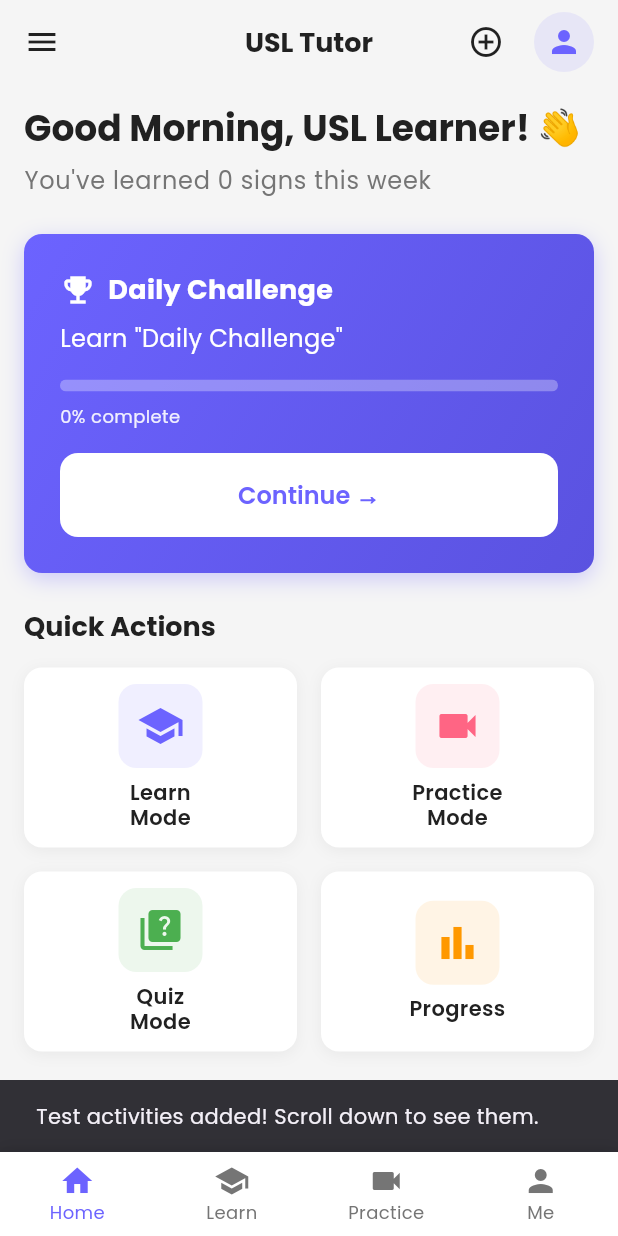
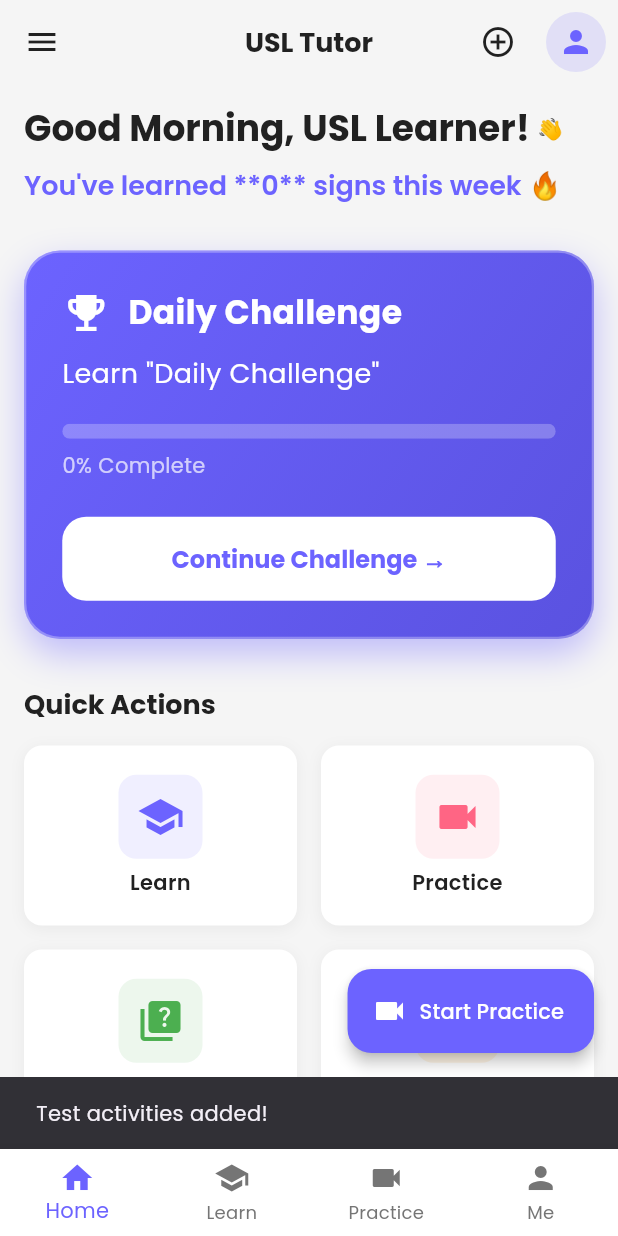
Before and after one commit to Tina-marion/usl_tutor, a Flutter app: the HomeScreen screen opened by its route, after a tap on the "add circle outline" icon, on a phone screen of 412 x 824 dp. Run offline on Flutter 3.47's test engine with Material 3 defaults, Android fonts, the phone set to English and light mode, and no system bars; drawn by our look-alikes of flutter_animate; our stand-ins replace camera, chewie, fl_chart, google_fonts, shared_preferences, video_player; missing offline and left inert: flutter_onnxruntime, video_thumbnail; accounts and stored records are empty.

Commit message:
ft:modifucation of homescreen

```diff
--- a/lib/screens/home_screen.dart
+++ b/lib/screens/home_screen.dart
@@ -37,39 +37,31 @@ class _HomeScreenState extends State<HomeScreen> {
     await _userService.initializeUser();
     await _progressService.init();
 
-    // Fetch dynamic data
     setState(() {
       userName = _userService.getUserProfile().name;
-      // Compute signs learned this week from activities if ProgressService doesn't expose a direct method.
+
       final activities = _progressService.getActivities();
       signsLearnedThisWeek = activities.where((activity) {
         final timestamp = activity['timestamp'] as DateTime;
         final type = activity['type'] as String?;
-        final withinWeek = DateTime.now().difference(timestamp).inDays < 7;
-        return withinWeek && (type == 'learned' || type == 'mastered');
+        return DateTime.now().difference(timestamp).inDays < 7 &&
+            (type == 'learned' || type == 'mastered');
       }).length;
 
-      // Derive daily challenge from activities (fall back to a sensible default)
+      // Daily challenge logic (unchanged)
       String challengeTitle = AppConstants.dailyChallenge;
-      double challengeProgressVal = 0.0;
+      double progressVal = 0.0;
       try {
-        final challengeActivity = activities.firstWhere((activity) {
-          final type = activity['type'] as String?;
-          return type == 'daily_challenge' || type == 'challenge';
-        });
+        final challengeActivity = activities.firstWhere(
+          (a) => ['daily_challenge', 'challenge'].contains(a['type']),
+        );
         challengeTitle = challengeActivity['title'] as String? ?? challengeTitle;
-        final progressVal = challengeActivity['progress'];
-        if (progressVal is num) {
-          challengeProgressVal = progressVal.toDouble();
-        } else if (progressVal is String) {
-          challengeProgressVal = double.tryParse(progressVal) ?? challengeProgressVal;
-        }
-      } catch (_) {
-        // No explicit daily challenge found in activities; keep defaults.
-      }
+        final p = challengeActivity['progress'];
+        progressVal = (p is num) ? p.toDouble() : double.tryParse(p.toString()) ?? 0.0;
+      } catch (_) {}
 
       dailyChallenge = challengeTitle;
-      dailyChallengeProgress = challengeProgressVal;
+      dailyChallengeProgress = progressVal;
       _isLoading = false;
     });
   }
@@ -77,17 +69,9 @@ class _HomeScreenState extends State<HomeScreen> {
   void _onBottomNavTap(int index) {
     setState(() => _selectedIndex = index);
     switch (index) {
-      case 1:
-        Navigator.pushNamed(context, '/learning');
-        break;
-      case 2:
-        Navigator.pushNamed(context, '/practice');
-        break;
-      case 3:
-        Navigator.pushNamed(context, '/profile');
-        break;
-      default:
-        break;
+      case 1: Navigator.pushNamed(context, '/learning'); break;
+      case 2: Navigator.pushNamed(context, '/practice'); break;
+      case 3: Navigator.pushNamed(context, '/profile'); break;
     }
   }
 
@@ -95,7 +79,7 @@ class _HomeScreenState extends State<HomeScreen> {
     await _progressService.addTestActivities();
     setState(() {});
     ScaffoldMessenger.of(context).showSnackBar(
-      const SnackBar(content: Text('Test activities added! Scroll down to see them.')),
+      const SnackBar(content: Text('Test activities added!')),
     );
   }
 
@@ -115,7 +99,6 @@ class _HomeScreenState extends State<HomeScreen> {
           ? const Center(child: CircularProgressIndicator())
           : RefreshIndicator(
               onRefresh: () async {
-                // Re-initialize the progress service to refresh loaded activities
                 await _progressService.init();
                 setState(() {});
               },
@@ -125,21 +108,32 @@ class _HomeScreenState extends State<HomeScreen> {
                 child: Column(
                   crossAxisAlignment: CrossAxisAlignment.start,
                   children: [
-                    _WelcomeSection(userName: userName, signsLearned: signsLearnedThisWeek, greeting: greeting),
-                    const SizedBox(height: AppConstants.paddingLarge),
+                    _WelcomeSection(
+                      userName: userName,
+                      signsLearned: signsLearnedThisWeek,
+                      greeting: greeting,
+                    ),
+                    const SizedBox(height: 32),
                     _DailyChallengeCard(
                       dailyChallenge: dailyChallenge,
                       progress: dailyChallengeProgress,
                     ),
-                    const SizedBox(height: AppConstants.paddingLarge),
+                    const SizedBox(height: 32),
                     _QuickActionsSection(),
-                    const SizedBox(height: AppConstants.paddingLarge),
+                    const SizedBox(height: 32),
                     _RecentActivitySection(progressService: _progressService),
+                    const SizedBox(height: 80), // space for floating button
                   ],
                 ),
               ),
             ),
       bottomNavigationBar: _buildBottomNavigationBar(),
+      floatingActionButton: FloatingActionButton.extended(
+        onPressed: () => Navigator.pushNamed(context, '/practice'),
+        icon: const Icon(Icons.videocam),
+        label: const Text('Start Practice'),
+        backgroundColor: AppConstants.primaryColor,
+      ),
     );
   }
 
@@ -147,68 +141,42 @@ class _HomeScreenState extends State<HomeScreen> {
     return AppBar(
       backgroundColor: Colors.transparent,
       elevation: 0,
-      leading: IconButton(
-        icon: const Icon(Icons.menu),
-        tooltip: 'Menu',
-        onPressed: () {},
-      ),
-      title: const Text(
-        AppConstants.appName,
-        style: TextStyle(fontWeight: FontWeight.bold),
-      ),
+      leading: IconButton(icon: const Icon(Icons.menu), onPressed: () {}),
+      title: Text(AppConstants.appName, style: const TextStyle(fontWeight: FontWeight.bold)),
       actions: [
         IconButton(
           icon: const Icon(Icons.add_circle_outline),
-          tooltip: 'Add Test Activities',
           onPressed: _addTestActivities,
         ),
         IconButton(
           icon: CircleAvatar(
-            backgroundColor: AppConstants.primaryColor.withOpacity(0.1),
-            child: Icon(
-              Icons.person,
-              color: AppConstants.primaryColor,
+            backgroundColor: AppConstants.primaryColor.withOpacity(0.15),
+            child: Icon(Icons.person, color: AppConstants.primaryColor),
           ),
-          ),
-          tooltip: 'Profile',
           onPressed: () => Navigator.pushNamed(context, '/profile'),
         ),
-        const SizedBox(width: 8),
       ],
     );
   }
 
   Widget _buildBottomNavigationBar() {
-    return Container(
-      decoration: BoxDecoration(
-        boxShadow: [
-          BoxShadow(
-            color: Colors.black.withOpacity(0.1),
-            blurRadius: 8,
-            offset: const Offset(0, -2),
-          ),
-        ],
-      ),
-      child: BottomNavigationBar(
+    return BottomNavigationBar(
       currentIndex: _selectedIndex,
       onTap: _onBottomNavTap,
       type: BottomNavigationBarType.fixed,
       selectedItemColor: AppConstants.primaryColor,
       unselectedItemColor: AppConstants.textSecondary,
-        selectedFontSize: AppConstants.fontSizeSmall,
-        unselectedFontSize: AppConstants.fontSizeSmall,
       items: const [
         BottomNavigationBarItem(icon: Icon(Icons.home), label: 'Home'),
         BottomNavigationBarItem(icon: Icon(Icons.school), label: 'Learn'),
         BottomNavigationBarItem(icon: Icon(Icons.videocam), label: 'Practice'),
         BottomNavigationBarItem(icon: Icon(Icons.person), label: 'Me'),
       ],
-      ),
     );
   }
 }
 
-// ===================== WIDGETS =====================
+// ===================== Enhanced Widgets =====================
 
 class _WelcomeSection extends StatelessWidget {
   final String userName;
@@ -226,25 +194,27 @@ class _WelcomeSection extends StatelessWidget {
     return Column(
       crossAxisAlignment: CrossAxisAlignment.start,
       children: [
+        Row(
+          children: [
             Text(
-          '$greeting, $userName! 👋',
+              '$greeting, $userName! ',
               style: Theme.of(context).textTheme.displayMedium?.copyWith(
                     fontWeight: FontWeight.bold,
                   ),
-        )
-            .animate()
-            .fadeIn(duration: 400.ms)
-            .slideX(begin: -0.2, end: 0),
-        const SizedBox(height: 8),
+            ).animate().fadeIn().slideX(begin: -0.3),
+            const Text('👋').animate(
+              onPlay: (controller) => controller.repeat(reverse: true),
+            ).scale(begin: const Offset(0.8, 0.8), end: const Offset(1.2, 1.2), duration: 800.ms),
+          ],
+        ),
+        const SizedBox(height: 12),
         Text(
-          "You've learned $signsLearned signs this week",
-          style: Theme.of(context).textTheme.bodyLarge?.copyWith(
-                color: AppConstants.textSecondary,
+          "You've learned **$signsLearned** signs this week 🔥",
+          style: Theme.of(context).textTheme.titleLarge?.copyWith(
+                color: AppConstants.primaryColor,
+                fontWeight: FontWeight.w600,
               ),
-        )
-            .animate()
-            .fadeIn(duration: 400.ms, delay: 100.ms)
-            .slideX(begin: -0.2, end: 0),
+        ).animate().fadeIn(delay: 200.ms).slideY(begin: 0.3),
       ],
     );
   }
@@ -259,62 +229,58 @@ class _DailyChallengeCard extends StatelessWidget {
   @override
   Widget build(BuildContext context) {
     return Container(
-      padding: const EdgeInsets.all(AppConstants.paddingLarge),
+      padding: const EdgeInsets.all(24),
       decoration: BoxDecoration(
         gradient: AppConstants.primaryGradient,
-        borderRadius: BorderRadius.circular(AppConstants.radiusMedium),
+        borderRadius: BorderRadius.circular(24),
         boxShadow: [
           BoxShadow(
-            color: AppConstants.primaryColor.withOpacity(0.3),
-            blurRadius: 12,
-            offset: const Offset(0, 4),
+            color: AppConstants.primaryColor.withOpacity(0.4),
+            blurRadius: 20,
+            offset: const Offset(0, 10),
           ),
         ],
+        // Glassmorphism effect
+        border: Border.all(color: Colors.white.withOpacity(0.3), width: 1.5),
       ),
       child: Column(
         crossAxisAlignment: CrossAxisAlignment.start,
         children: [
-          Row(
-            children: const [
-              Icon(Icons.emoji_events, color: Colors.white, size: 24),
-              SizedBox(width: 8),
+          const Row(
+            children: [
+              Icon(Icons.emoji_events, color: Colors.white, size: 32),
+              SizedBox(width: 12),
               Text(
-                AppConstants.dailyChallenge,
+                'Daily Challenge',
                 style: TextStyle(
                   color: Colors.white,
-                  fontSize: AppConstants.fontSizeLarge,
+                  fontSize: 22,
                   fontWeight: FontWeight.bold,
                 ),
               ),
             ],
           ),
-          const SizedBox(height: 8),
+          const SizedBox(height: 12),
           Text(
             'Learn "$dailyChallenge"',
-            style: const TextStyle(
-              color: Colors.white,
-              fontSize: AppConstants.fontSizeNormal,
+            style: const TextStyle(color: Colors.white, fontSize: 18),
           ),
-          ),
-          const SizedBox(height: AppConstants.paddingMedium),
+          const SizedBox(height: 20),
           ClipRRect(
-            borderRadius: BorderRadius.circular(4),
+            borderRadius: BorderRadius.circular(12),
             child: LinearProgressIndicator(
               value: progress,
-              backgroundColor: Colors.white.withOpacity(0.3),
-              valueColor: const AlwaysStoppedAnimation<Color>(Colors.white),
-              minHeight: 8,
-            ).animate().fadeIn().slideX(),
+              minHeight: 10,
+              backgroundColor: Colors.white.withOpacity(0.25),
+              valueColor: const AlwaysStoppedAnimation(Colors.white),
+            ),
           ),
           const SizedBox(height: 8),
           Text(
-            '${(progress * 100).toInt()}% complete',
-            style: TextStyle(
-              color: Colors.white.withOpacity(0.9),
-              fontSize: AppConstants.fontSizeSmall,
+            '${(progress * 100).toInt()}% Complete',
+            style: const TextStyle(color: Colors.white70),
           ),
-          ),
-          const SizedBox(height: AppConstants.paddingMedium),
+          const SizedBox(height: 24),
           SizedBox(
             width: double.infinity,
             child: ElevatedButton(
@@ -322,20 +288,15 @@ class _DailyChallengeCard extends StatelessWidget {
               style: ElevatedButton.styleFrom(
                 backgroundColor: Colors.white,
                 foregroundColor: AppConstants.primaryColor,
-                elevation: 0,
+                padding: const EdgeInsets.symmetric(vertical: 16),
+                shape: RoundedRectangleBorder(borderRadius: BorderRadius.circular(16)),
               ),
-              child: const Text(
-                '${AppConstants.continueButton} →',
-                style: TextStyle(fontWeight: FontWeight.w600),
-              ),
+              child: const Text('Continue Challenge →', style: TextStyle(fontWeight: FontWeight.bold)),
             ),
           ),
         ],
       ),
-    )
-        .animate()
-        .fadeIn(duration: 400.ms, delay: 200.ms)
-        .slideY(begin: 0.2, end: 0);
+    ).animate().fadeIn(duration: 600.ms).scale(begin: const Offset(0.95, 0.95));
   }
 }
 
@@ -347,153 +308,122 @@ class _QuickActionsSection extends StatelessWidget {
     return Column(
       crossAxisAlignment: CrossAxisAlignment.start,
       children: [
-        Text(
-          'Quick Actions',
-          style: Theme.of(context).textTheme.titleLarge?.copyWith(
-                fontWeight: FontWeight.bold,
-              ),
-        ),
-        const SizedBox(height: AppConstants.paddingMedium),
+        Text('Quick Actions', style: Theme.of(context).textTheme.titleLarge?.copyWith(fontWeight: FontWeight.bold)),
+        const SizedBox(height: 16),
         Row(
           children: [
             Expanded(
               child: QuickActionCard(
                 icon: Icons.school,
-                label: 'Learn\nMode',
+                label: 'Learn',
                 color: AppConstants.primaryColor,
                 onTap: () => Navigator.pushNamed(context, '/learning'),
+              ).animate().fadeIn(delay: 100.ms).scale(),
             ),
-            ),
-            const SizedBox(width: AppConstants.paddingMedium),
+            const SizedBox(width: 16),
             Expanded(
               child: QuickActionCard(
                 icon: Icons.videocam,
-                label: 'Practice\nMode',
+                label: 'Practice',
                 color: AppConstants.secondaryColor,
                 onTap: () => Navigator.pushNamed(context, '/practice'),
-              ),
+              ).animate().fadeIn(delay: 200.ms).scale(),
             ),
           ],
         ),
-        const SizedBox(height: AppConstants.paddingMedium),
+        const SizedBox(height: 16),
         Row(
           children: [
             Expanded(
               child: QuickActionCard(
                 icon: Icons.quiz,
-                label: 'Quiz\nMode',
+                label: 'Quiz',
                 color: AppConstants.accentColor,
                 onTap: () => Navigator.pushNamed(context, '/quiz'),
+              ).animate().fadeIn(delay: 300.ms).scale(),
             ),
-            ),
-            const SizedBox(width: AppConstants.paddingMedium),
+            const SizedBox(width: 16),
             Expanded(
               child: QuickActionCard(
                 icon: Icons.bar_chart,
                 label: 'Progress',
                 color: AppConstants.warningColor,
                 onTap: () => Navigator.pushNamed(context, '/profile'),
-              ),
+              ).animate().fadeIn(delay: 400.ms).scale(),
             ),
           ],
         ),
       ],
-    ).animate().fadeIn(duration: 400.ms, delay: 300.ms);
+    );
   }
 }
+
+// _RecentActivitySection remains mostly the same but you can add .animate().shimmer() or scale on tap if you want more flair.
 
 class _RecentActivitySection extends StatelessWidget {
   final ProgressService progressService;
   const _RecentActivitySection({required this.progressService});
 
-  static const Map<String, IconData> activityIcons = {
-    'mastered': Icons.check_circle,
-    'learned': Icons.lightbulb,
-    'quiz': Icons.quiz,
-    'practiced': Icons.refresh,
-  };
-
-  static const Map<String, Color> activityColors = {
-    'mastered': AppConstants.accentColor,
-    'learned': AppConstants.primaryColor,
-    'quiz': AppConstants.warningColor,
-    'practiced': AppConstants.textSecondary,
-  };
-
   @override
   Widget build(BuildContext context) {
     final activities = progressService.getActivities();
-
-    if (activities.isEmpty) {
-      return Column(
-        crossAxisAlignment: CrossAxisAlignment.start,
-        children: [
-          Text(
-            'Recent Activity',
-            style: Theme.of(context).textTheme.titleLarge?.copyWith(
-                  fontWeight: FontWeight.bold,
-                ),
-          ),
-          const SizedBox(height: AppConstants.paddingMedium),
-          Container(
-            width: double.infinity,
-            padding: const EdgeInsets.all(AppConstants.paddingLarge),
-            decoration: BoxDecoration(
-              color: Colors.white,
-              borderRadius: BorderRadius.circular(AppConstants.radiusMedium),
-            ),
-            child: Text(
-              'No recent activities yet. Start learning to see your progress here!',
-              style: Theme.of(context).textTheme.bodyMedium?.copyWith(
-                color: AppConstants.textSecondary,
-              ),
-              textAlign: TextAlign.center,
-            ),
-          ),
-        ],
-      );
-    }
+    final recent = activities.isNotEmpty ? activities.reversed.take(5).toList() : <dynamic>[];
 
     return Column(
       crossAxisAlignment: CrossAxisAlignment.start,
       children: [
         Text(
           'Recent Activity',
-          style: Theme.of(context).textTheme.titleLarge?.copyWith(
-                fontWeight: FontWeight.bold,
+          style: Theme.of(context).textTheme.titleLarge?.copyWith(fontWeight: FontWeight.bold),
         ),
+        const SizedBox(height: 12),
+        if (recent.isEmpty)
+          Container(
+            width: double.infinity,
+            padding: const EdgeInsets.all(16),
+            decoration: BoxDecoration(
+              color: Colors.white.withOpacity(0.03),
+              borderRadius: BorderRadius.circular(12),
             ),
-        const SizedBox(height: AppConstants.paddingMedium),
-        ListView.builder(
-          shrinkWrap: true,
-          physics: const NeverScrollableScrollPhysics(),
-          itemCount: activities.length < 3 ? activities.length : 3,
-          itemBuilder: (context, index) {
-            final activity = activities[index];
-            return Column(
-              children: [
-                ActivityItem(
-                  icon: activityIcons[activity['type']] ?? Icons.help,
-                  iconColor: activityColors[activity['type']] ?? Colors.grey,
-                  title: activity['title'] as String,
-                  time: _formatTimeAgo(activity['timestamp'] as DateTime),
-                ).animate().fadeIn(duration: 300.ms, delay: (index * 100).ms),
-                if (index < activities.length - 1) const Divider(height: 1),
+            child: Text(
+              'No recent activity yet. Start learning to see progress here!',
+              style: Theme.of(context).textTheme.bodyMedium?.copyWith(color: AppConstants.textSecondary),
+            ),
+          )
+        else
+          Column(
+            children: recent.map((a) {
+              final title = (a['title'] as String?) ?? (a['type'] as String?) ?? 'Activity';
+              final timestamp = a['timestamp'] is DateTime ? a['timestamp'] as DateTime : null;
+              final timeText = timestamp != null ? MaterialLocalizations.of(context).formatFullDate(timestamp) : '';
+
+              return Container(
+                margin: const EdgeInsets.only(bottom: 12),
+                decoration: BoxDecoration(
+                  color: Colors.white,
+                  borderRadius: BorderRadius.circular(12),
+                  boxShadow: [
+                    BoxShadow(
+                      color: Colors.black.withOpacity(0.04),
+                      blurRadius: 8,
+                      offset: const Offset(0, 4),
+                    ),
                   ],
+                ),
+                child: ListTile(
+                  contentPadding: const EdgeInsets.symmetric(horizontal: 16, vertical: 8),
+                  leading: const Icon(Icons.history, color: AppConstants.primaryColor),
+                  title: Text(title, style: const TextStyle(fontWeight: FontWeight.w600)),
+                  subtitle: Text(timeText, style: TextStyle(color: AppConstants.textSecondary)),
+                  trailing: const Icon(Icons.chevron_right),
+                  onTap: () {
+                    // optionally navigate to a detail screen for the activity
+                  },
+                ),
               );
-          },
+            }).toList(),
           ),
       ],
     );
   }
-
-  String _formatTimeAgo(DateTime timestamp) {
-    final now = DateTime.now();
-    final difference = now.difference(timestamp);
-
-    if (difference.inDays > 0) return '${difference.inDays}d ago';
-    if (difference.inHours > 0) return '${difference.inHours}h ago';
-    if (difference.inMinutes > 0) return '${difference.inMinutes}m ago';
-    return 'Just now';
 }
-}
--- a/pubspec.yaml
+++ b/pubspec.yaml
@@ -11,6 +11,8 @@ dependencies:
     sdk: flutter
 
   flutter_onnxruntime: ^1.6.4
+
+
 
   # UI & Icons
   cupertino_icons: ^1.0.6
```
Lines whose indentation alone changed are shown as unchanged.
